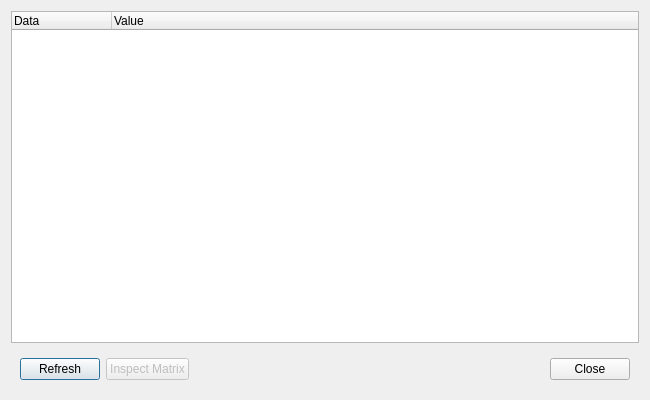
This is data/qt/device-info.ui in polychromatic/polychromatic as Qt 5 draws it before an edit. The edited form follows.
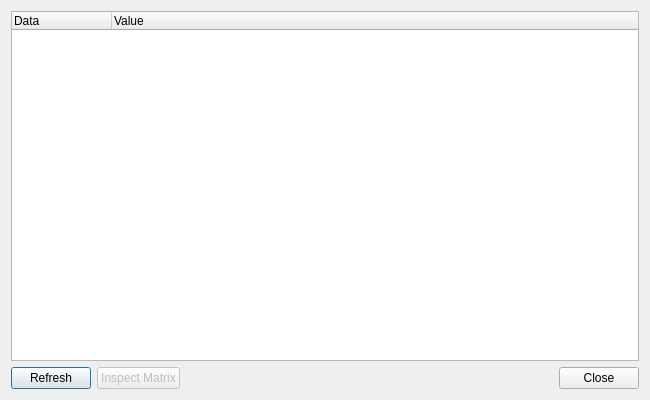
This is the edited form. Icons and pictures are not drawn.

What changed in the file:
```diff
--- a/data/qt/device-info.ui
+++ b/data/qt/device-info.ui
@@ -55,6 +55,18 @@
    <item>
     <widget class="QWidget" name="DialogButtons" native="true">
      <layout class="QHBoxLayout" name="horizontalLayout">
+      <property name="leftMargin">
+       <number>0</number>
+      </property>
+      <property name="topMargin">
+       <number>0</number>
+      </property>
+      <property name="rightMargin">
+       <number>0</number>
+      </property>
+      <property name="bottomMargin">
+       <number>0</number>
+      </property>
       <item>
        <widget class="QPushButton" name="Refresh">
         <property name="text">
```
Left out of the diff: 3 changed lines with no effect on the pictures.
